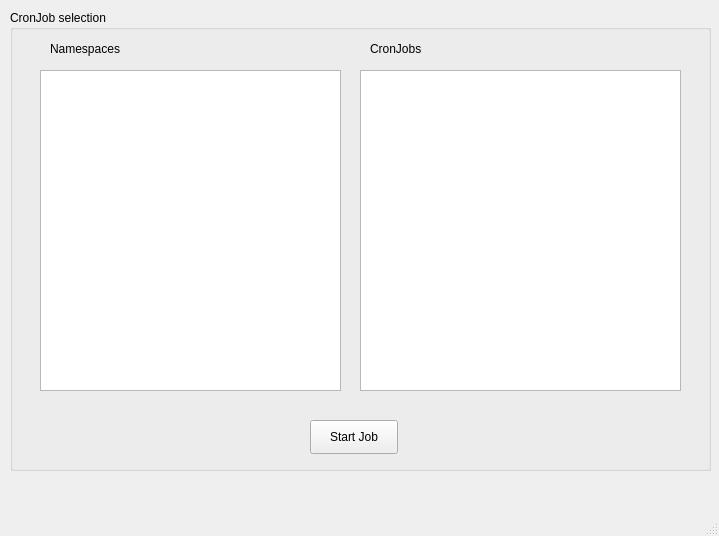
The window that app/ui/main.ui (Babelvis/babelvis-k8s-cronjob-trigger) describes before a commit, drawn with Qt 5.
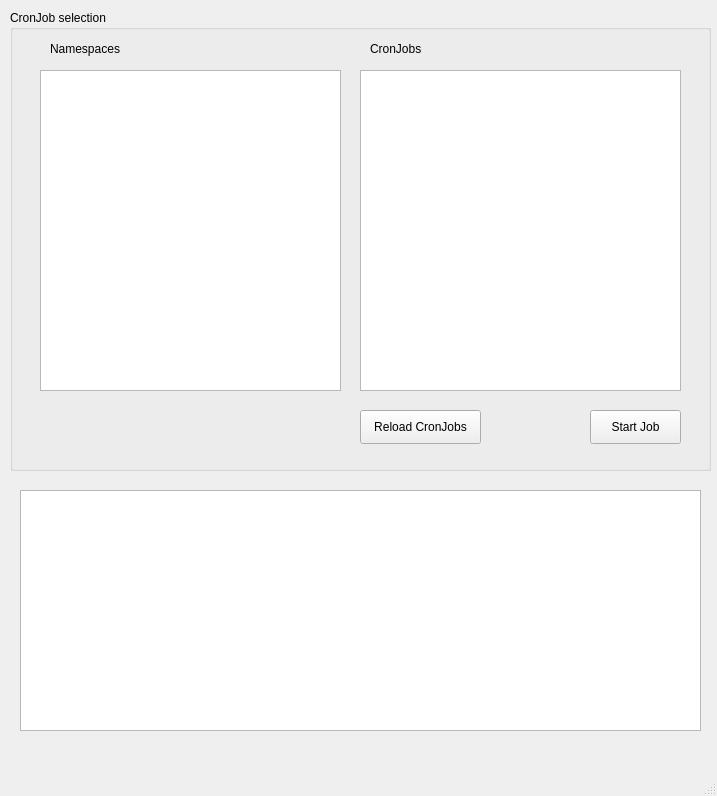
The same window after the commit.

Patch:
```diff
--- a/app/ui/main.ui
+++ b/app/ui/main.ui
@@ -6,8 +6,8 @@
    <rect>
     <x>0</x>
     <y>0</y>
-    <width>719</width>
-    <height>536</height>
+    <width>717</width>
+    <height>796</height>
    </rect>
   </property>
   <property name="windowTitle">
@@ -29,9 +29,9 @@
     <widget class="QPushButton" name="pushButtonStartJob">
      <property name="geometry">
       <rect>
-       <x>300</x>
-       <y>410</y>
-       <width>88</width>
+       <x>580</x>
+       <y>400</y>
+       <width>91</width>
        <height>34</height>
       </rect>
      </property>
@@ -85,6 +85,29 @@
       <string>CronJobs</string>
      </property>
     </widget>
+    <widget class="QPushButton" name="pushButtonReload">
+     <property name="geometry">
+      <rect>
+       <x>350</x>
+       <y>400</y>
+       <width>121</width>
+       <height>34</height>
+      </rect>
+     </property>
+     <property name="text">
+      <string>Reload CronJobs</string>
+     </property>
+    </widget>
+   </widget>
+   <widget class="QTableView" name="tableViewJobs">
+    <property name="geometry">
+     <rect>
+      <x>20</x>
+      <y>490</y>
+      <width>681</width>
+      <height>241</height>
+     </rect>
+    </property>
    </widget>
   </widget>
   <widget class="QMenuBar" name="menubar">
```
Left out of the diff: 4 changed lines with no effect on the pictures.
